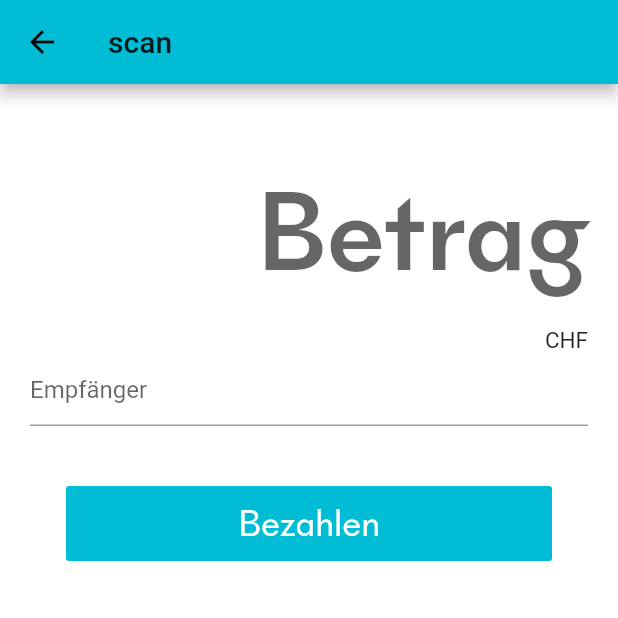
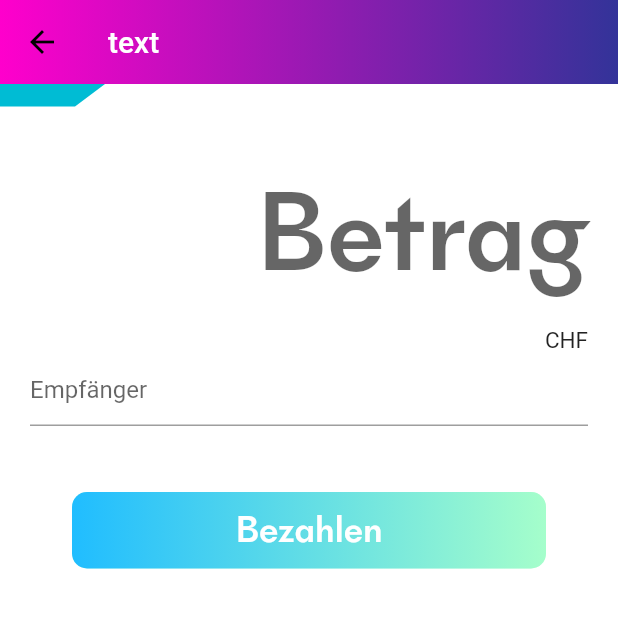
Before and after one commit to ecoo-app/ecoo-app, a Flutter app: the screen it shows after launch, after a tap on the "send" icon, on a phone screen of 412 x 824 dp, the top half of it. Run offline on Flutter 3.47's test engine with Material 2 defaults, Android fonts, the phone set to English and light mode, and no system bars; drawn by our look-alikes of gradient_widgets; our stand-ins replace dartz, equatable, get_it, gradient_app_bar, injectable, qr_flutter; missing offline and left inert: barcode_scan.

Commit message:
add styling

```diff
--- a/lib/main.dart
+++ b/lib/main.dart
@@ -5,40 +5,13 @@ import 'package:e_coupon/injection.dart';
 import 'package:e_coupon/ui/core/router/router.dart';
 import 'package:e_coupon/ui/screens/wallet/wallet_view_model.dart';
 import 'package:e_coupon/ui/screens/wallets_overview/wallets_view_model.dart';
+import 'package:e_coupon/ui/shared/style/theme.dart';
 import 'package:flutter/material.dart';
 import 'package:flutter_localizations/flutter_localizations.dart';
 import 'package:http/http.dart' as http;
 import 'package:provider/provider.dart';
 
 import 'ui/shared/video_cell.dart';
-
-var fontWeightMedium = FontWeight.w500;
-var fontWeightRegular = FontWeight.w400;
-
-ThemeData generalTheme = ThemeData(
-  accentColor: Colors.amber,
-  primaryColor: Colors.cyan,
-  scaffoldBackgroundColor: Colors.white,
-  textTheme: TextTheme(
-      headline1: TextStyle(
-          fontSize: 75, fontWeight: fontWeightMedium, fontFamily: 'NewPanam'),
-      headline2: TextStyle(
-          fontSize: 50.0, fontWeight: fontWeightMedium, fontFamily: 'NewPanam'),
-      headline3: TextStyle(
-          fontSize: 25.0, fontWeight: fontWeightMedium, fontFamily: 'NewPanam'),
-      headline4: TextStyle(
-          fontSize: 25.0, fontWeight: fontWeightMedium, fontFamily: 'Roboto'),
-      button: TextStyle(
-          fontSize: 25.0,
-          fontWeight: fontWeightRegular,
-          fontFamily: 'NewPanam'),
-      bodyText1: TextStyle(
-          fontSize: 15.0, fontWeight: fontWeightMedium, fontFamily: 'NewPanam'),
-      bodyText2: TextStyle(
-          fontSize: 15.0, fontWeight: fontWeightRegular, fontFamily: 'Roboto'),
-      caption: TextStyle(
-          fontSize: 10.0, fontWeight: fontWeightRegular, fontFamily: 'Roboto')),
-);
 
 void main() {
   configureInjection(Env.mock);
--- a/lib/ui/screens/payment/success_screen.dart
+++ b/lib/ui/screens/payment/success_screen.dart
@@ -23,7 +23,23 @@ class SuccessScreen extends StatelessWidget {
                           WalletDetailRoute, (route) => false);
                     });
                   }
-                  return Text('success');
+                  return Center(
+                      child: Container(
+                    decoration: BoxDecoration(
+                        gradient: LinearGradient(
+                            begin: Alignment.topRight,
+                            end: Alignment.bottomLeft,
+                            colors: [Colors.blue, Colors.red])),
+                    child: Center(
+                      child: Text(
+                        'Success!',
+                        style: TextStyle(
+                            fontSize: 48.0,
+                            fontWeight: FontWeight.bold,
+                            color: Colors.white),
+                      ),
+                    ),
+                  ));
                 })));
   }
 }
--- a/lib/ui/screens/wallet/wallet_layout.dart
+++ b/lib/ui/screens/wallet/wallet_layout.dart
@@ -11,6 +11,7 @@ class WalletLayout extends StatelessWidget {
   Widget build(BuildContext context) {
     return Scaffold(
         appBar: AppBar(
+          elevation: 0,
           leading: IconButton(
             tooltip: 'wallets overview',
             icon: const Icon(Icons.menu),
--- a/lib/ui/screens/wallet/wallet_screen.dart
+++ b/lib/ui/screens/wallet/wallet_screen.dart
@@ -6,6 +6,7 @@ import 'package:e_coupon/ui/screens/payment/payment_overview_screen.dart';
 import 'package:e_coupon/ui/screens/transaction_overview/transaction_overview.dart';
 import 'package:e_coupon/ui/screens/wallet/wallet_layout.dart';
 import 'package:e_coupon/ui/screens/wallet/wallet_view_model.dart';
+import 'package:e_coupon/ui/shared/ec_progress_indicator.dart';
 import 'package:e_coupon/ui/shared/icon_button.dart';
 import 'package:e_coupon/ui/shared/primary_button.dart';
 import 'package:e_coupon/ui/shared/transactions_list.dart';
@@ -29,7 +30,7 @@ class WalletScreen extends StatelessWidget {
             onModelReady: (vmodel) => vmodel.loadWalletDetail(walletId),
             builder: (context, vmodel, child) {
               return vmodel.state == ViewStateEnum.Busy
-                  ? Center(child: CircularProgressIndicator())
+                  ? Center(child: ECProgressIndicator())
                   : Column(
                       children: <Widget>[
                         Padding(
--- a/lib/ui/screens/wallets_overview/wallets_overview.dart
+++ b/lib/ui/screens/wallets_overview/wallets_overview.dart
@@ -4,6 +4,7 @@ import 'package:e_coupon/ui/core/router/router.dart';
 import 'package:e_coupon/ui/core/view_state/viewstate.dart';
 
 import 'package:e_coupon/ui/screens/wallets_overview/wallets_view_model.dart';
+import 'package:e_coupon/ui/shared/ec_progress_indicator.dart';
 import 'package:e_coupon/ui/shared/wallet_card.dart';
 import 'package:flutter/material.dart';
 
@@ -21,7 +22,7 @@ class WalletsOverviewScreen extends StatelessWidget {
             builder: (context, vmodel, child) {
               // return vmodel.state == ViewStateEnum.Busy
               if (vmodel.viewState is Initial || vmodel.viewState is Loading)
-                return Center(child: CircularProgressIndicator());
+                return Center(child: ECProgressIndicator());
               else if (vmodel.viewState is Loaded)
                 return ListView.builder(
                   padding: const EdgeInsets.all(8),
--- /dev/null
+++ b/lib/ui/shared/ec_progress_indicator.dart
@@ -0,0 +1,8 @@
+import 'package:flutter/material.dart';
+
+class ECProgressIndicator extends StatelessWidget {
+  @override
+  Widget build(Object context) {
+    return CircularProgressIndicator();
+  }
+}
--- a/lib/ui/shared/main_layout.dart
+++ b/lib/ui/shared/main_layout.dart
@@ -1,4 +1,7 @@
+import 'package:e_coupon/ui/shared/style/gradient.dart';
 import 'package:flutter/material.dart';
+import 'package:gradient_app_bar/gradient_app_bar.dart';
+import 'package:gradient_widgets/gradient_widgets.dart';
 
 class MainLayout extends StatelessWidget {
   final title;
@@ -8,12 +11,48 @@ class MainLayout extends StatelessWidget {
 
   @override
   Widget build(BuildContext context) {
-    return new Scaffold(
-      appBar: new AppBar(
-        title: title,
-        backgroundColor: Colors.cyan,
+    return Scaffold(
+      // waiting for this: https://github.com/joostlek/GradientAppBar/pulls pull request to merge and support shapes
+      appBar: GradientAppBar(
+        shape: AppBarShapeBorder(),
+        //title: title,
+        title: Text(
+          'text',
+          textAlign: TextAlign.end,
+          style: TextStyle(color: Colors.white),
+        ),
+        // gradient: ThemeGradients.defaultGradient,
+        gradient: Gradients.cosmicFusion,
+        elevation: 0,
       ),
       body: body,
     );
   }
 }
+
+class AppBarShapeBorder extends ContinuousRectangleBorder {
+  @override
+  Path getOuterPath(Rect rect, {TextDirection textDirection}) {
+    final double extraHeight = 15.0;
+    final double stepWidth = 20.0;
+
+    Path path = Path();
+    path.lineTo(0, rect.height + extraHeight);
+    path.lineTo(50.0, rect.height + extraHeight);
+    path.lineTo(50.0 + stepWidth, rect.height);
+    path.lineTo(rect.width, rect.height);
+    // path.cubicTo(
+    //     rect.width / 1.5 - 40,
+    //     rect.height + innerCircleRadius - 40,
+    //     rect.width / 1.5 + 40,
+    //     rect.height + innerCircleRadius - 40,
+    //     rect.width / 1.5 + 75,
+    //     rect.height + 50);
+    // path.quadraticBezierTo(rect.width / 1.5 + (innerCircleRadius / 2) + 30,
+    //     rect.height + 35, rect.width, rect.height);
+    path.lineTo(rect.width, 0.0);
+    path.close();
+
+    return path;
+  }
+}
--- a/lib/ui/shared/primary_button.dart
+++ b/lib/ui/shared/primary_button.dart
@@ -1,4 +1,6 @@
+import 'package:e_coupon/ui/shared/style/gradient.dart';
 import 'package:flutter/material.dart';
+import 'package:gradient_widgets/gradient_widgets.dart';
 
 class PrimaryButton extends StatelessWidget {
   final GestureTapCallback onPressed;
@@ -16,17 +18,19 @@ class PrimaryButton extends StatelessWidget {
   Widget build(BuildContext context) {
     return Container(
       margin: const EdgeInsets.all(24),
-        child: SizedBox(
-            width: double.infinity,
-            height: 50,
-            child: RaisedButton(
-              onPressed: onPressed,
+      child: GradientButton(
+        increaseHeightBy: 15,
+        increaseWidthBy: double.infinity,
+        gradient: Gradients.coldLinear,
+        // gradient: ThemeGradients.defaultGradient,
+        callback: onPressed,
+        shapeRadius: BorderRadius.all(Radius.circular(10)),
         child: isLoading
             ? Row(
                 children: <Widget>[
                   CircularProgressIndicator(
-                            valueColor: new AlwaysStoppedAnimation<Color>(
-                                Colors.white)),
+                      valueColor:
+                          new AlwaysStoppedAnimation<Color>(Colors.white)),
                   Text(text)
                 ],
               )
@@ -34,9 +38,37 @@ class PrimaryButton extends StatelessWidget {
                 text,
               ),
         elevation: 0,
-              textColor: Colors.white,
-              color: Colors.cyan,
-            )));
+        // textColor: Colors.white,
+        // color: Colors.cyan,
+      ),
+      // SizedBox(
+      //     width: double.infinity,
+      //     height: 50,
+      //     child: GradientButton(
+      //       increaseHeightBy: 50,
+      //       increaseWidthBy: double.infinity,
+      //       gradient: Gradients.coldLinear,
+      //       // gradient: ThemeGradients.defaultGradient,
+      //       callback: onPressed,
+      //       shapeRadius: BorderRadius.all(Radius.circular(10)),
+      //       child: isLoading
+      //           ? Row(
+      //               children: <Widget>[
+      //                 CircularProgressIndicator(
+      //                     valueColor:
+      //                         new AlwaysStoppedAnimation<Color>(Colors.white)),
+      //                 Text(text)
+      //               ],
+      //             )
+      //           : Text(
+      //               text,
+      //             ),
+      //       elevation: 0,
+      //       // textColor: Colors.white,
+      //       // color: Colors.cyan,
+      //     ),
+      //     ),
+    );
   }
 
 // https://stackoverflow.com/questions/52243364/flutter-how-to-make-a-raised-button-that-has-a-gradient-background
--- /dev/null
+++ b/lib/ui/shared/style/gradient.dart
@@ -0,0 +1,17 @@
+import 'package:gradient_widgets/gradient_widgets.dart';
+import 'package:flutter/widgets.dart';
+
+class ThemeGradients extends Gradients {
+  static final AlignmentGeometry _beginAlignment = Alignment.topLeft;
+  static final AlignmentGeometry _endAlignment = Alignment.bottomRight;
+
+  // static LinearGradient defaultGradient = Gradients.buildGradient(
+  //     _beginAlignment,
+  //     _endAlignment,
+  //     const [Color(0xffFFF0D1), Color(0xffFFB8C6)]);
+
+  static LinearGradient defaultGradient = Gradients.buildGradient(
+      _beginAlignment,
+      _endAlignment,
+      const [Color(0xff7dff7b), Color(0xff03cf80)]);
+}
--- /dev/null
+++ b/lib/ui/shared/style/theme.dart
@@ -0,0 +1,27 @@
+import 'package:flutter/material.dart';
+
+var fontWeightMedium = FontWeight.w500;
+var fontWeightRegular = FontWeight.w400;
+
+ThemeData generalTheme = ThemeData(
+  accentColor: Colors.amber,
+  primaryColor: Colors.cyan,
+  scaffoldBackgroundColor: Colors.white,
+  textTheme: TextTheme(
+      headline1: TextStyle(
+          fontSize: 75, fontWeight: fontWeightMedium, fontFamily: 'NewPanam'),
+      headline2: TextStyle(
+          fontSize: 50.0, fontWeight: fontWeightMedium, fontFamily: 'NewPanam'),
+      headline3: TextStyle(
+          fontSize: 25.0, fontWeight: fontWeightMedium, fontFamily: 'NewPanam'),
+      headline4: TextStyle(
+          fontSize: 25.0, fontWeight: fontWeightMedium, fontFamily: 'Roboto'),
+      button: TextStyle(
+          fontSize: 25.0, fontWeight: fontWeightMedium, fontFamily: 'NewPanam'),
+      bodyText1: TextStyle(
+          fontSize: 15.0, fontWeight: fontWeightMedium, fontFamily: 'NewPanam'),
+      bodyText2: TextStyle(
+          fontSize: 15.0, fontWeight: fontWeightRegular, fontFamily: 'Roboto'),
+      caption: TextStyle(
+          fontSize: 10.0, fontWeight: fontWeightRegular, fontFamily: 'Roboto')),
+);
--- a/pubspec.yaml
+++ b/pubspec.yaml
@@ -32,6 +32,7 @@ dependencies:
 
   http: ^0.12.1
   gradient_widgets: ^0.5.1
+  gradient_app_bar: ^0.1.3
   barcode_scan: any
   qr_flutter: ^3.1.0
   path_provider: ^1.6.11
```
Also changed, not shown: pubspec.lock. Lines whose indentation alone changed are shown as unchanged.
